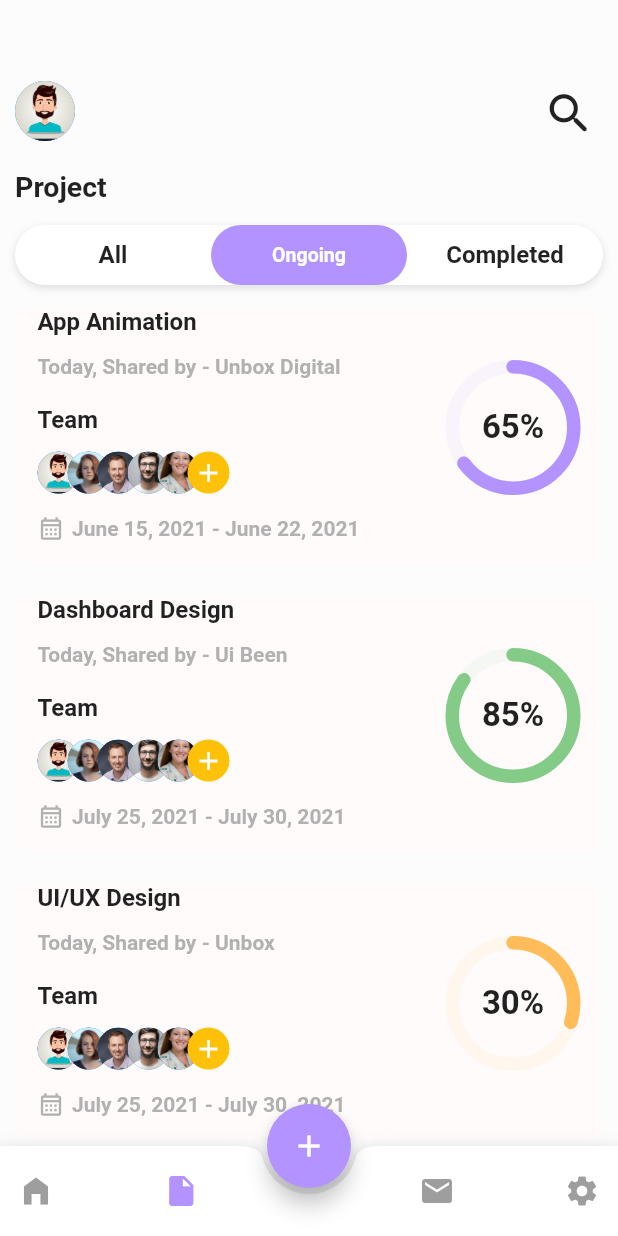
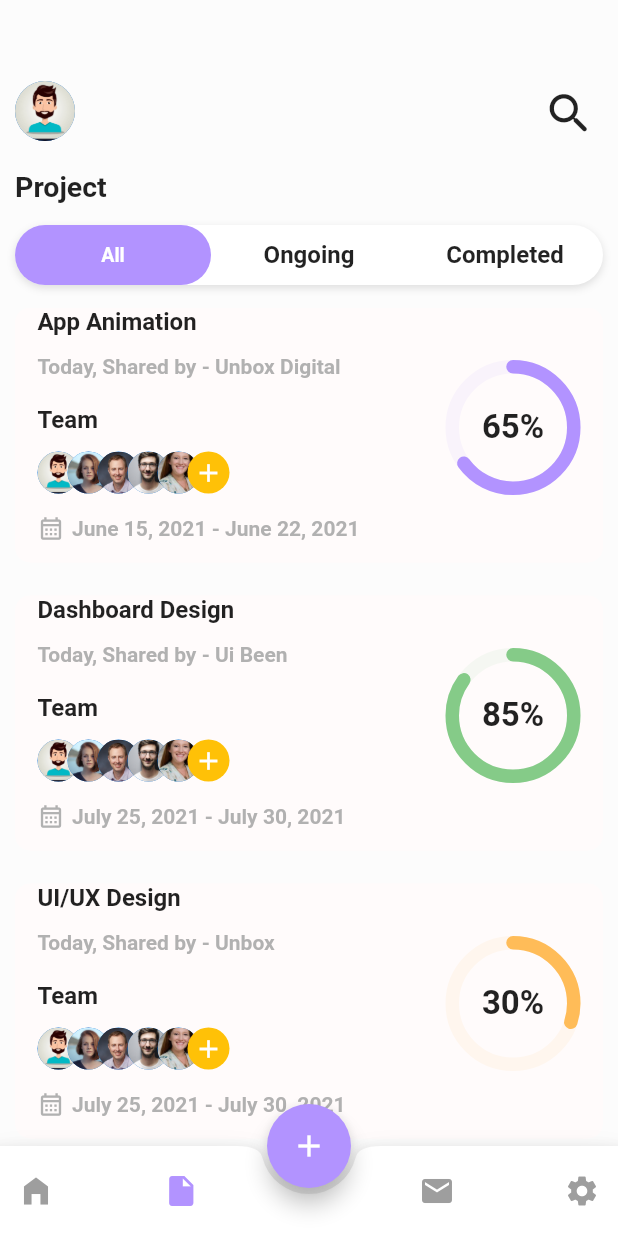
Before and after one commit to nikhilmkda/Task-Management-App, a Flutter app: the screen it shows after launch, item 2 of the bottom bar chosen, after a tap on the "search" icon, on a phone screen of 412 x 824 dp. Run offline on Flutter 3.47's test engine with Material 2 defaults, Android fonts, the phone set to English and light mode, and no system bars; drawn by our look-alikes of flutter_animate, flutter_toggle_tab, percent_indicator; our stand-ins replace page_transition; Roboto replaces fonts that are missing (YourFontFamily).

Commit message:
added comments

```diff
--- a/lib/controller/task_manage_provider.dart
+++ b/lib/controller/task_manage_provider.dart
@@ -1,18 +1,17 @@
 import 'package:flutter/material.dart';
-
-
 
 class TaskManageProvider extends ChangeNotifier {
   int _selectedIndex = 0;
   int get selectedIndex =>
-      _selectedIndex; //index using to select page change in bottom navigation bar
+      _selectedIndex; // The index used to select page changes in the bottom navigation bar.
 
+  // Method to update the selected index and notify listeners of the change.
   void onItemTapped(int index) {
     _selectedIndex = index;
     notifyListeners();
   }
 
-//image list of project members
+  // A list of image paths representing project members.
   final List<String> imagePaths = [
     "assets/people/image1.jpg",
     "assets/people/image2.jpeg",
--- a/lib/model/all_project_tile.dart
+++ b/lib/model/all_project_tile.dart
@@ -7,6 +7,7 @@ import 'package:task_management_app_thiran_tech/controller/parameters.dart';
 import '../controller/task_manage_provider.dart';
 
 class AllProjectTile extends StatelessWidget {
+  // Properties of the AllProjectTile
   final String title;
   final String date;
   final String secondDate;
@@ -14,26 +15,32 @@ class AllProjectTile extends StatelessWidget {
   final double percentageNum;
   final Color percentageColor;
   final VoidCallback onTap;
-  const AllProjectTile(
-      {super.key,
+
+  // Constructor to initialize the properties
+  const AllProjectTile({
+    super.key,
     required this.title,
     required this.date,
     required this.percentageNum,
     required this.percentageColor,
     required this.secondDate,
     required this.percentage,
-      required this.onTap});
+    required this.onTap,
+  });
 
   @override
   Widget build(BuildContext context) {
+    // Access the TaskManageProvider using Provider to get the project member image paths.
     final taskManageProvider = Provider.of<TaskManageProvider>(context);
+
+    // Return an InkWell that responds to taps.
     return InkWell(
       onTap: onTap,
       child: Padding(
         padding: const EdgeInsets.only(right: 0, left: 0),
         child: Container(
           decoration: BoxDecoration(
-              color:const Color.fromARGB(255, 255, 251, 251),
+            color: const Color.fromARGB(255, 255, 251, 251),
             borderRadius: BorderRadius.circular(10.0),
           ),
           height: 170,
@@ -46,48 +53,49 @@ class AllProjectTile extends StatelessWidget {
                 Column(
                   crossAxisAlignment: CrossAxisAlignment.start,
                   children: [
-                        //  SizedBox(
-                        //   height: 15,
-                        // ),
+                    // Project Title
                     Text(
                       title,
                       style: titleTextSmall,
-                        )
-                            .animate()
-                            .fade(delay: 500.ms)
-                            .slideX(curve: Curves.easeIn, delay: 1000.ms),
-                   const     SizedBox(
+                    ).animate().fade(delay: 500.ms).slideX(curve: Curves.easeIn, delay: 1000.ms),
+
+                    const SizedBox(
                       height: 12,
                     ),
+
+                    // Project Date
                     Text(
                       date,
                       style: secondaryText,
                     ),
-                   const     SizedBox(
+
+                    const SizedBox(
                       height: 18,
                     ),
-                    const    Text("Team", style: titleTextSmall),
+
+                    // "Team" label
+                    const Text("Team", style: titleTextSmall),
                     const SizedBox(
                       height: 12,
                     ),
+
+                    // Project Team Members (avatars)
                     Row(
                       children: List.generate(
                         taskManageProvider.imagePaths.length + 1,
                         (index) {
-                              if (index <
-                                  taskManageProvider.imagePaths.length) {
+                          if (index < taskManageProvider.imagePaths.length) {
                             return Transform.translate(
                               offset: Offset(-8.0 * index, -0.0 * index),
                               child: CircleAvatar(
-                                    backgroundImage: AssetImage(
-                                        taskManageProvider.imagePaths[index]),
+                                backgroundImage: AssetImage(taskManageProvider.imagePaths[index]),
                                 radius: 14,
                               ),
                             );
                           } else {
                             return Transform.translate(
                               offset: Offset(-8.0 * index, -0.0 * index),
-                                  child:const CircleAvatar(
+                              child: const CircleAvatar(
                                 backgroundColor: Colors.amber,
                                 radius: 14,
                                 child: Icon(
@@ -101,9 +109,12 @@ class AllProjectTile extends StatelessWidget {
                         },
                       ).toList(),
                     ),
-                   const     SizedBox(
+
+                    const SizedBox(
                       height: 14,
                     ),
+
+                    // Project Deadline
                     Row(
                       children: [
                         Icon(
@@ -111,7 +122,7 @@ class AllProjectTile extends StatelessWidget {
                           color: Colors.grey.withOpacity(0.8),
                           size: 18,
                         ),
-                      const      SizedBox(
+                        const SizedBox(
                           width: 5,
                         ),
                         Text(
@@ -120,7 +131,10 @@ class AllProjectTile extends StatelessWidget {
                         ),
                       ],
                     ),
-                      ]),
+                  ],
+                ),
+
+                // CircularPercentIndicator to show the project progress percentage
                 Padding(
                   padding: const EdgeInsets.only(bottom: 10),
                   child: CircularPercentIndicator(
@@ -132,20 +146,19 @@ class AllProjectTile extends StatelessWidget {
                     circularStrokeCap: CircularStrokeCap.round,
                     center: Text(
                       percentage,
-                          style:const TextStyle(
+                      style: const TextStyle(
                         fontSize: 22,
                         color: Colors.black87,
-                              fontWeight: FontWeight.bold),
+                        fontWeight: FontWeight.bold,
                       ),
-                      )
-                          .animate()
-                          .fade()
-                          .then()
-                          .slide(duration: 2000.ms, curve: Curves.bounceInOut)),
+                    ),
+                  ).animate().fade().then().slide(duration: 2000.ms, curve: Curves.bounceInOut),
+                ),
               ],
             ),
           ),
         ),
-        ).animate().fade(delay: 500.ms));
+      ).animate().fade(delay: 500.ms),
+    );
   }
 }
--- a/lib/model/daily_task_custom_widget.dart
+++ b/lib/model/daily_task_custom_widget.dart
@@ -4,15 +4,15 @@ import 'package:provider/provider.dart';
 import 'package:task_management_app_thiran_tech/controller/parameters.dart';
 import 'package:task_management_app_thiran_tech/controller/task_manage_provider.dart';
 
-// ignore: camel_case_types
+// Custom widget for daily task item
 class Daily_task_custom_widget extends StatelessWidget {
   final String text;
-
   final Color progressBarColor;
   final Color iconcolor;
   final double progress;
   final VoidCallback onTap;
 
+  // Constructor to initialize the properties
   const Daily_task_custom_widget({
     Key? key,
     required this.text,
@@ -25,6 +25,8 @@ class Daily_task_custom_widget extends StatelessWidget {
   @override
   Widget build(BuildContext context) {
     final taskManageProvider = Provider.of<TaskManageProvider>(context);
+
+    // Return a widget that represents the custom daily task item.
     return Padding(
       padding: const EdgeInsets.all(8.0),
       child: InkWell(
@@ -33,30 +35,38 @@ class Daily_task_custom_widget extends StatelessWidget {
           width: 166, // Replace with your desired width
           height: 80, // Replace with your desired height
           decoration: BoxDecoration(
-            color: Colors.white60, // Use the containerColor parameter
+            color: Colors.white60, // Use the progressBarColor parameter
             borderRadius: BorderRadius.circular(12),
           ),
           child: Row(
             children: [
+              // Icon representing the task status
               Icon(
                 Icons.check_circle_rounded,
                 color: iconcolor,
               ),
-         const     SizedBox(
+
+              const SizedBox(
                 width: 14,
               ),
+
+              // Column containing the task title and progress bar
               Column(
                 mainAxisAlignment: MainAxisAlignment.center,
                 crossAxisAlignment: CrossAxisAlignment.start,
                 children: [
-            const      SizedBox(height: 8),
+                  const SizedBox(height: 8),
+                  // Task title
                   Text(
                     text,
                     style: titleTextSmall,
                   ),
-            const      SizedBox(
+
+                  const SizedBox(
                     height: 10,
                   ),
+
+                  // Progress bar
                   SizedBox(
                     width: 160,
                     height: 8,
@@ -65,13 +75,14 @@ class Daily_task_custom_widget extends StatelessWidget {
                       child: LinearProgressIndicator(
                         value: progress,
                         backgroundColor: progressBarColor.withOpacity(0.1),
-                        valueColor:
-                            AlwaysStoppedAnimation<Color>(progressBarColor),
+                        valueColor: AlwaysStoppedAnimation<Color>(progressBarColor),
                       ),
                     ),
                   ),
                 ],
               ),
+
+              // Row containing user avatars
               Expanded(
                 child: Row(
                   mainAxisAlignment: MainAxisAlignment.end,
@@ -91,8 +102,10 @@ class Daily_task_custom_widget extends StatelessWidget {
                   ).toList(),
                 ),
               ),
-        const      Padding(
-                padding:  EdgeInsets.only(right: 10),
+
+              // Icon for task details
+              const Padding(
+                padding: EdgeInsets.only(right: 10),
                 child: Icon(
                   Icons.arrow_forward_ios_outlined,
                   color: Colors.grey,
@@ -104,9 +117,9 @@ class Daily_task_custom_widget extends StatelessWidget {
         ),
       ),
     )
-        .animate()
-        .fade(delay: 200.ms)
-        .then()
-        .slideX(curve: Curves.easeIn, delay: 1000.ms);
+    .animate()
+    .fade(delay: 200.ms)
+    .then()
+    .slideX(curve: Curves.easeIn, delay: 1000.ms);
   }
 }
--- a/lib/view/all_project.dart
+++ b/lib/view/all_project.dart
@@ -7,16 +7,16 @@ import 'dashboard_design.dart';
 
 class AllProjects extends StatelessWidget {
   const AllProjects({
-    super.key,
-  });
+    Key? key,
+  }) : super(key: key);
 
   @override
   Widget build(BuildContext context) {
-
-    // projects are made in to a custom widget with parameters and calling in this page
+    // The list of projects is displayed as a ListView of custom AllProjectTile widgets.
     return ListView(
       children: [
         AllProjectTile(
+          // First project tile.
           title: "App Animation",
           date: "Today, Shared by - Unbox Digital",
           percentageNum: 0.65,
@@ -25,10 +25,11 @@ class AllProjects extends StatelessWidget {
           percentageColor: purpleColor,
           onTap: () {},
         ),
-       const SizedBox(
+        const SizedBox(
           height: 22,
         ),
         AllProjectTile(
+          // Second project tile.
           title: "Dashboard Design",
           date: "Today, Shared by - Ui Been",
           percentageNum: 0.85,
@@ -36,17 +37,21 @@ class AllProjects extends StatelessWidget {
           secondDate: 'July 25, 2021 - July 30, 2021',
           percentageColor: greenColor,
           onTap: () {
+            // When the second project tile is tapped, navigate to the DashBoardDesign page using page transition animation.
             Navigator.push(
-                context,
-                PageTransition(
-                    type: PageTransitionType.leftToRight,
-                    child: const DashBoardDesign()));
+              context,
+              PageTransition(
+                type: PageTransitionType.leftToRight,
+                child: const DashBoardDesign(),
+              ),
+            );
           },
         ),
-     const   SizedBox(
+        const SizedBox(
           height: 22,
         ),
         AllProjectTile(
+          // Third project tile.
           title: "UI/UX Design",
           date: "Today, Shared by - Unbox",
           percentageNum: 0.30,
@@ -55,10 +60,11 @@ class AllProjects extends StatelessWidget {
           percentageColor: orangeColor,
           onTap: () {},
         ),
-    const    SizedBox(
+        const SizedBox(
           height: 22,
         ),
         AllProjectTile(
+          // Fourth project tile.
           title: "App Animation",
           date: "Today, Shared by - Unbox Digital",
           percentageNum: 0.65,
--- a/lib/view/project_page.dart
+++ b/lib/view/project_page.dart
@@ -4,16 +4,22 @@ import 'package:task_management_app_thiran_tech/controller/parameters.dart';
 import 'package:task_management_app_thiran_tech/view/all_project.dart';
 
 class ProjectPage extends StatefulWidget {
-  const ProjectPage({super.key});
+  const ProjectPage({Key? key}) : super(key: key);
 
   @override
   State<ProjectPage> createState() => _ProjectPageState();
 }
-//implemented only toggle tab buttons and their screens here.
+
+/// The state for the [ProjectPage] widget.
+/// This class handles the logic and state management for the ProjectPage.
 class _ProjectPageState extends State<ProjectPage> {
-  var tabTextIndexSelected = 1;
+  // Track the index of the currently selected tab.
+  var tabTextIndexSelected = 0; // Default selected index is 0 (All Projects).
+
+  // List of labels for the toggle tabs.
   final listTextTabToggle = ["All", "Ongoing", "Completed"];
-  //the required screens to be displayed are calling in to a list and the  list index in used to display the screen
+
+  // List of pages to be displayed in each tab.
   final List<Widget> pages = [const AllProjects()];
 
   @override
@@ -30,21 +36,26 @@ class _ProjectPageState extends State<ProjectPage> {
             Row(
               mainAxisAlignment: MainAxisAlignment.spaceBetween,
               children: [
-              const  CircleAvatar(
-                    backgroundImage: AssetImage("assets/people/image1.jpg")),
+                // Display the user's profile image as a CircleAvatar.
+                const CircleAvatar(
+                  backgroundImage: AssetImage("assets/people/image1.jpg"),
+                ),
                 IconButton(
                   icon: const Icon(
                     Icons.search_rounded,
                     size: 35,
                   ),
-                  onPressed: () {},
+                  onPressed: () {
+                    // TODO: Implement the search functionality when the search icon is pressed.
+                  },
                 ),
               ],
             ),
-         const   SizedBox(
+            const SizedBox(
               height: 15,
             ),
-        const    Row(
+            // Display the section title for the projects.
+            const Row(
               children: [
                 Text(
                   "Project",
@@ -52,9 +63,10 @@ class _ProjectPageState extends State<ProjectPage> {
                 ),
               ],
             ),
-        const    SizedBox(
+            const SizedBox(
               height: 15,
             ),
+            // Create a toggle tab bar to switch between different project lists.
             SizedBox(
               height: 40,
               width: MediaQuery.of(context).size.width,
@@ -75,6 +87,7 @@ class _ProjectPageState extends State<ProjectPage> {
                 unSelectedTextStyle: titleTextSmall,
                 labels: listTextTabToggle,
                 selectedLabelIndex: (index) {
+                  // Update the selected index when a tab is tapped.
                   setState(() {
                     tabTextIndexSelected = index;
                   });
@@ -82,11 +95,12 @@ class _ProjectPageState extends State<ProjectPage> {
                 isScroll: false,
               ),
             ),
-        const    SizedBox(
+            const SizedBox(
               height: 15,
             ),
+            // Display the content of the selected page based on the selected tab index.
             Expanded(
-              child: pages[0], // Initially show the first page
+              child: pages[tabTextIndexSelected],
             ),
           ],
         ),
```
Also changed, not shown: lib/main.dart (+25 -3 lines), lib/model/custom_checkbox.dart (+15 -9 lines), lib/model/custom_container.dart (+17 -9 lines), lib/view/dashboard_design.dart (+69 -40 lines), lib/view/homepage.dart (+6 -2 lines). Lines whose indentation alone changed are shown as unchanged.
